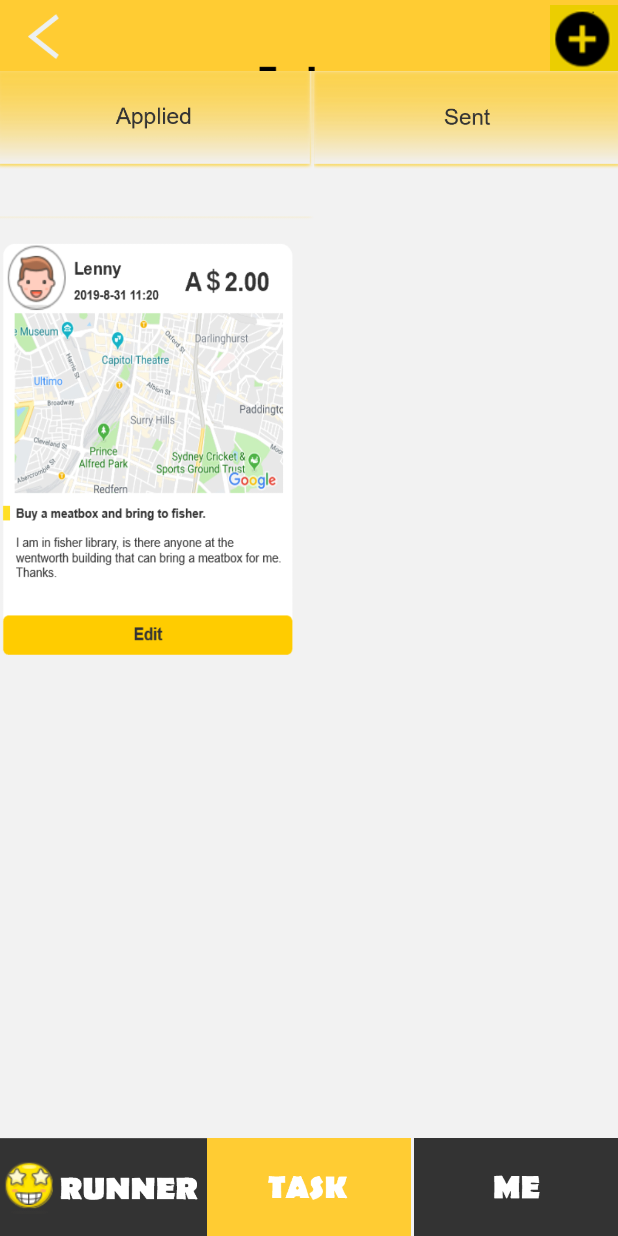
After one commit to BuaaFreeTime/LazyGod, an Android app: the layout activity_my_task_applied.xml on its own in the app's theme, with its tools: preview values and no code run, on a phone screen of 412 x 824 dp. The commit adds this screen. Run offline under Robolectric (Android 15) with nearby library versions, the phone set to English and light mode, and no system bars.

Commit message:
10.24 change

```diff
--- /dev/null
+++ b/app/src/main/res/layout/activity_my_task_applied.xml
@@ -0,0 +1,77 @@
+<?xml version="1.0" encoding="utf-8"?>
+<RelativeLayout xmlns:android="http://schemas.android.com/apk/res/android"
+    android:orientation="vertical"
+    android:layout_width="match_parent"
+    android:layout_height="match_parent"
+    android:background="@drawable/mytask"
+    >
+
+    <Button
+        android:id="@+id/btnRunner"
+        android:layout_width="138dp"
+        android:layout_height="65dp"
+        android:background="@drawable/runnerbutton2"
+        android:layout_alignParentBottom="true"
+        android:layout_alignParentLeft="true"
+       />
+
+    <Button
+        android:id="@+id/btnTask"
+        android:layout_width="136dp"
+        android:layout_height="65dp"
+        android:background="@drawable/taskbutton2"
+        android:layout_toRightOf="@id/btnRunner"
+        android:layout_alignParentBottom="true" />
+
+    <Button
+        android:id="@+id/btnMe"
+        android:layout_width="136dp"
+        android:layout_height="65dp"
+        android:background="@drawable/mebutton"
+        android:layout_alignParentBottom="true"
+        android:layout_alignParentRight="true" />
+
+    <Button
+        android:id="@+id/btnTask_back"
+        android:layout_width="53dp"
+        android:layout_height="44dp"
+        android:layout_alignParentLeft="true"
+        android:layout_marginStart="4dp"
+        android:layout_marginTop="3dp"
+        android:background="@drawable/backbutton" />
+
+    <Button
+        android:id="@+id/btnaddtask"
+        android:layout_width="45dp"
+        android:layout_height="44dp"
+        android:background="@drawable/addtask"
+        android:layout_alignParentRight="true"
+        android:layout_marginTop="3dp"
+        />
+
+    <Button
+        android:id="@+id/btnSent"
+        android:layout_width="201dp"
+        android:layout_height="65dp"
+        android:background="@drawable/sentbutton"
+        android:layout_alignParentRight="true"
+        android:layout_below="@id/btnaddtask"
+        android:layout_toRightOf="@+id/btnApplied"
+         />
+
+    <Button
+        android:id="@+id/btnApplied"
+        android:layout_width="209dp"
+        android:layout_height="65dp"
+        android:background="@drawable/appliedbutton"
+        android:layout_alignParentLeft="true"
+        android:layout_below="@id/btnTask_back"
+        />
+
+    <androidx.gridlayout.widget.GridLayout
+        android:layout_width="match_parent"
+        android:layout_height="537dp"
+        android:layout_below="@id/btnApplied"
+        android:layout_above="@id/btnRunner">
+    </androidx.gridlayout.widget.GridLayout>
+</RelativeLayout>
--- a/app/src/main/res/layout/activity_task.xml
+++ b/app/src/main/res/layout/activity_task_apply.xml
@@ -8,7 +8,7 @@
     >
 
     <Button
-        android:id="@+id/button42"
+        android:id="@+id/btnApply_Cancle"
 
         android:layout_width="210dp"
         android:layout_height="47dp"
@@ -17,7 +17,7 @@
         android:layout_alignParentLeft="true" />
 
     <Button
-        android:id="@+id/button43"
+        android:id="@+id/btnApply_Apply"
         android:layout_width="206dp"
         android:layout_height="47dp"
         android:background="@drawable/applybutton"
```
Also changed, not shown: app/src/main/java/comp5216/sydney/edu/au/group5/lazygod/MytaskActivity.java (added, +14 -0 lines), app/src/main/java/comp5216/sydney/edu/au/group5/lazygod/PosttaskActivity.java (added, +14 -0 lines), app/src/main/java/comp5216/sydney/edu/au/group5/lazygod/SinginActivity.java (added, +14 -0 lines), app/src/main/java/comp5216/sydney/edu/au/group5/lazygod/SingupActivity.java (added, +14 -0 lines), app/src/main/java/comp5216/sydney/edu/au/group5/lazygod/TaskapplyActivity.java (added, +14 -0 lines), app/src/main/java/comp5216/sydney/edu/au/group5/lazygod/TaskfinishActivity.java (added, +14 -0 lines), app/src/main/res/layout/activity_my_task_sent.xml (renamed from app/src/main/res/layout/activity_my_task.xml, +15 -15 lines), app/src/main/res/layout/activity_post_task.xml (+31 -31 lines), app/src/main/res/layout/activity_signin.xml (+9 -8 lines), app/src/main/res/layout/activity_signup.xml (added, +108 -0 lines), app/src/main/res/layout/activity_task_finish.xml (added, +27 -0 lines), app/src/main/res/drawable/afteremail.jpg (added), app/src/main/res/drawable/finishbutton.png (added), app/src/main/res/drawable/signup.jpg (added).
